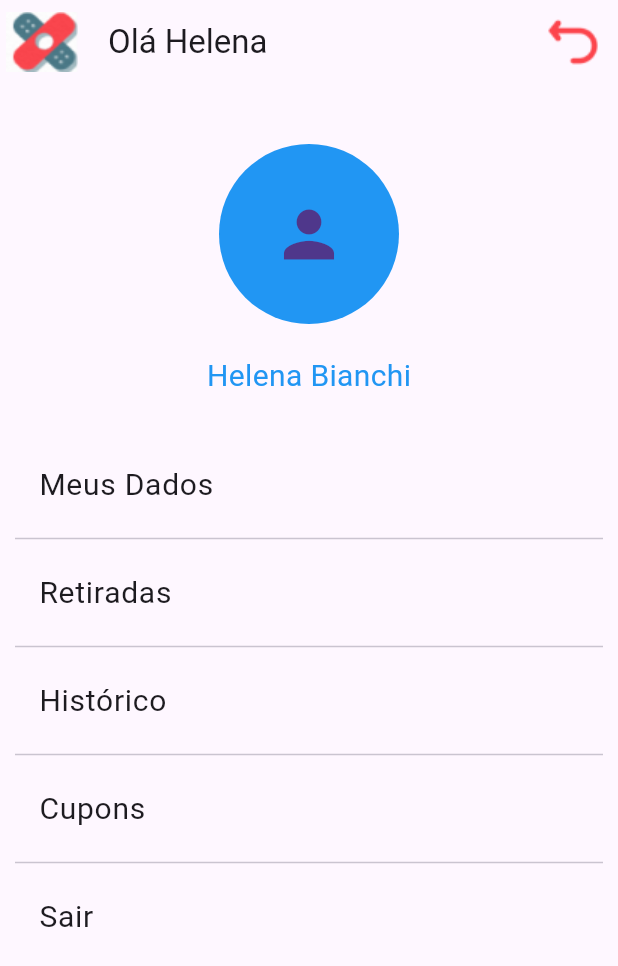
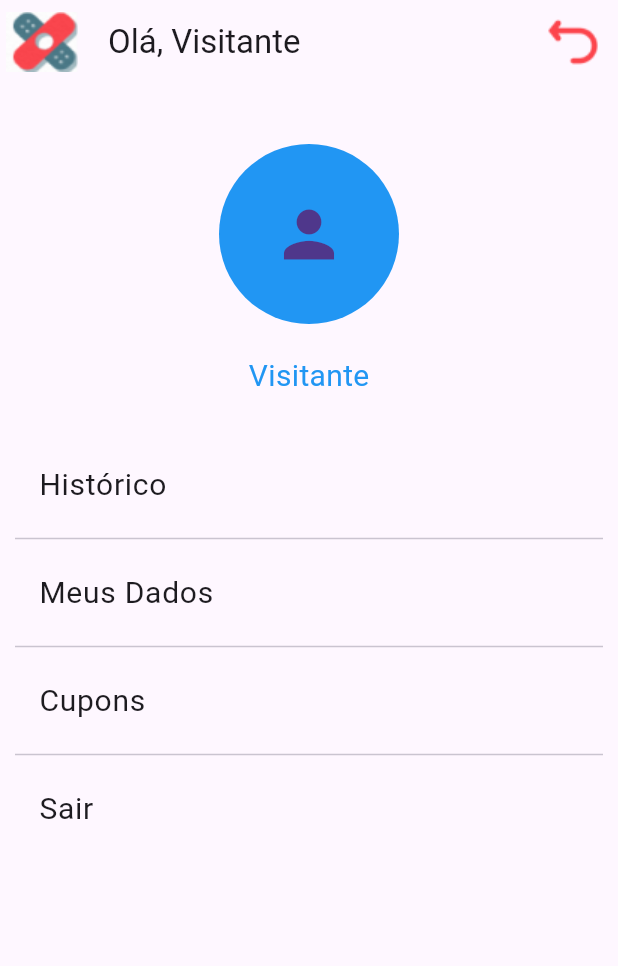
Before and after one commit to lluiscase/EasyMed, a Flutter app: the screen it shows after launch, item 2 of the bottom bar chosen, on a phone screen of 412 x 824 dp. Shown: the top 966 px of the screen. Run offline on Flutter 3.47's test engine with Material 3 defaults, Android fonts, the phone set to English and light mode, and no system bars; our stand-ins replace shared_preferences; network calls fail.

Commit message:
add file meusDados, fiz alterações das paginas que os nome, possa ser mudaddo

```diff
--- a/lib/pages/home.dart
+++ b/lib/pages/home.dart
@@ -53,6 +53,7 @@ class HomePageState extends State<HomePage> {
     super.initState();
     categoriaProdutos = fetchCategorias();
   }
+
   Future<List<Categoria>> fetchCategorias() async {
   final response = await http.get(Uri.parse('https://raw.githubusercontent.com/lluiscase/EasyMed/refs/heads/main/produtos.json'));
   if (response.statusCode == 200) {
--- a/lib/pages/perfil.dart
+++ b/lib/pages/perfil.dart
@@ -1,5 +1,7 @@
 import 'package:flutter/material.dart';
 import 'package:flutterguys/pages/historico.dart';
+import 'package:flutterguys/pages/meusDados.dart';
+import 'package:shared_preferences/shared_preferences.dart';
 
 void main() => runApp(const Perfil());
 
@@ -11,17 +13,33 @@ class Perfil extends StatefulWidget {
 }
 
 class PerfilState extends State<Perfil> {
+  String nomeUsuario = 'Visitante';
+
+  @override
+  void initState() {
+    super.initState();
+    _carregaNomeUsuario();
+  }
+
+  Future<void> _carregaNomeUsuario() async {
+    SharedPreferences prefs = await SharedPreferences.getInstance();
+    setState(() {
+      nomeUsuario = prefs.getString('nomeUsuario') ?? 'Visitante';
+    });
+  }
+
   @override
   Widget build(BuildContext context) {
     return MaterialApp(
       home: Scaffold(
         appBar: AppBar(
-          leading: Image.asset('assets/icons/logo.png', width: 47.43, height: 40),
-          title: const Text("Olá Helena"),
+          leading:
+              Image.asset('assets/icons/logo.png', width: 47.43, height: 40),
+          title: Text("Olá, $nomeUsuario"),
           actions: [
             GestureDetector(
               onTap: () {
-                Navigator.pop(context); // Volta para a tela anterior
+                Navigator.pop(context);
               },
               child: Image.asset(
                 'assets/icons/return.png',
@@ -43,9 +61,9 @@ class PerfilState extends State<Perfil> {
                 child: Icon(Icons.person, size: 50),
               ),
               const SizedBox(height: 20),
-              const Text(
-                "Helena Bianchi",
-                style: TextStyle(
+              Text(
+                nomeUsuario,
+                style: const TextStyle(
                   fontSize: 20,
                   color: Colors.blue,
                 ),
@@ -54,21 +72,6 @@ class PerfilState extends State<Perfil> {
               Expanded(
                 child: ListView(
                   children: [
-                    const ListTile(
-                      title: Text(
-                        "Meus Dados",
-                        style: TextStyle(fontSize: 20),
-                      ),
-                    ),
-                    const Divider(),
-                    const ListTile(
-                      title: Text(
-                        "Retiradas",
-                        style: TextStyle(fontSize: 20),
-                      ),
-                    ),
-                    const Divider(),
-                    // Aqui está a opção "Histórico" com navegação.
                     GestureDetector(
                       onTap: () {
                         Navigator.push(
@@ -81,6 +84,31 @@ class PerfilState extends State<Perfil> {
                       child: const ListTile(
                         title: Text(
                           "Histórico",
+                          style: TextStyle(fontSize: 20),
+                        ),
+                      ),
+                    ),
+                    const Divider(),
+                    GestureDetector(
+                      onTap: () {
+                        Navigator.push(
+                          context,
+                          MaterialPageRoute(
+                            builder: (context) => MeusDados(
+                              onNomeSalvo: (String novoNome) {
+                                setState(() {
+                                  nomeUsuario = novoNome.isNotEmpty
+                                      ? novoNome
+                                      : 'Visitante';
+                                });
+                              },
+                            ),
+                          ),
+                        );
+                      },
+                      child: const ListTile(
+                        title: Text(
+                          "Meus Dados",
                           style: TextStyle(fontSize: 20),
                         ),
                       ),
--- a/pubspec.yaml
+++ b/pubspec.yaml
@@ -30,7 +30,8 @@ environment:
 dependencies:
   flutter:
     sdk: flutter
-
+  shared_preferences: ^2.0.11
+  http: ^0.13.4
 
   # The following adds the Cupertino Icons font to your application.
   # Use with the CupertinoIcons class for iOS style icons.
```
Also changed, not shown: lib/pages/historico.dart (+2 -31 lines), lib/pages/meusDados.dart (added, +189 -0 lines).
